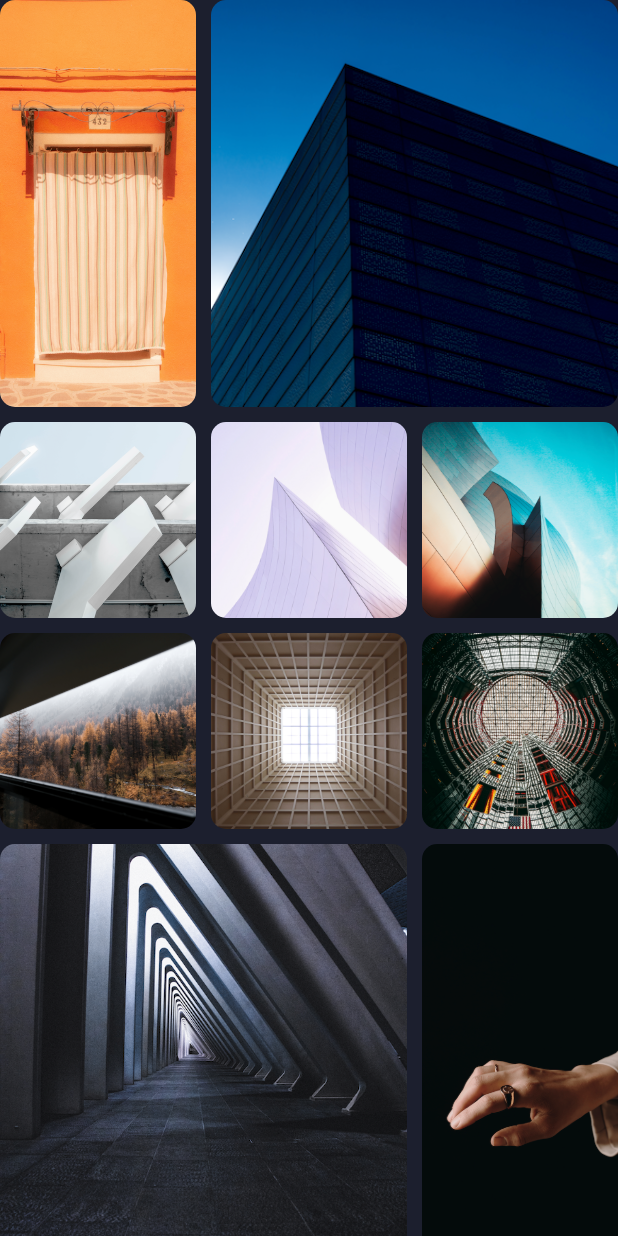
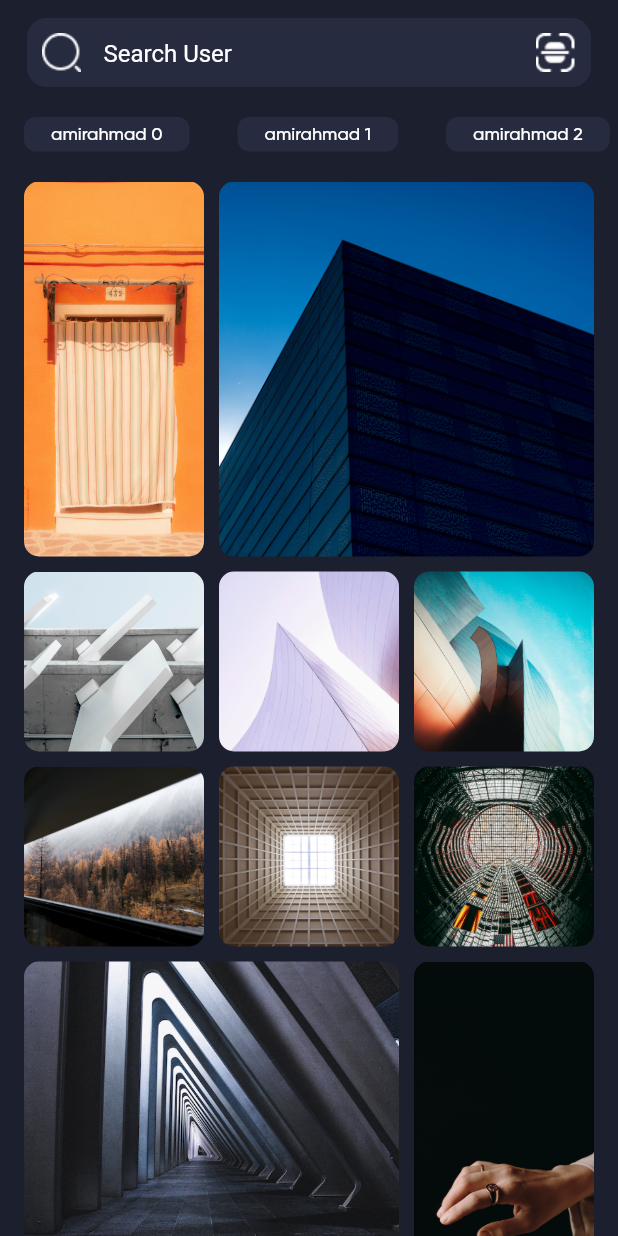
Before and after one commit to amirahmadadibi/instagram_clone, a Flutter app: the screen it shows after launch, on a phone screen of 412 x 824 dp. Run offline on Flutter 3.47's test engine with Material 2 defaults, Android fonts, the phone set to English and light mode, and no system bars; our stand-ins replace dotted_border.

Commit message:
week11 E47 make search screen final

```diff
--- a/lib/screens/search_screen.dart
+++ b/lib/screens/search_screen.dart
@@ -9,20 +9,18 @@ class SearchScreen extends StatelessWidget {
     return Scaffold(
       backgroundColor: Color(0xff1C1F2E),
       body: SafeArea(
-        child: GridView.custom(
-          gridDelegate: SliverQuiltedGridDelegate(
-              crossAxisCount: 3,
-              mainAxisSpacing: 10,
-              crossAxisSpacing: 10,
-              repeatPattern: QuiltedGridRepeatPattern.inverted,
-              pattern: [
-                QuiltedGridTile(2, 1),
-                QuiltedGridTile(2, 2),
-                QuiltedGridTile(1, 1),
-                QuiltedGridTile(1, 1),
-                QuiltedGridTile(1, 1),
-              ]),
-          childrenDelegate: SliverChildBuilderDelegate(((context, index) {
+          child: CustomScrollView(
+        slivers: [
+          SliverToBoxAdapter(
+            child: _getSearchBox(),
+          ),
+          SliverToBoxAdapter(
+            child: _getSotryList(),
+          ),
+          SliverPadding(
+            padding: EdgeInsets.symmetric(horizontal: 16),
+            sliver: SliverGrid(
+              delegate: SliverChildBuilderDelegate(((context, index) {
                 return Container(
                   decoration: BoxDecoration(
                     borderRadius: BorderRadius.all(
@@ -38,15 +36,27 @@ class SearchScreen extends StatelessWidget {
                   ),
                 );
               }), childCount: 10),
+              gridDelegate: SliverQuiltedGridDelegate(
+                  crossAxisCount: 3,
+                  mainAxisSpacing: 10,
+                  crossAxisSpacing: 10,
+                  repeatPattern: QuiltedGridRepeatPattern.inverted,
+                  pattern: [
+                    QuiltedGridTile(2, 1),
+                    QuiltedGridTile(2, 2),
+                    QuiltedGridTile(1, 1),
+                    QuiltedGridTile(1, 1),
+                    QuiltedGridTile(1, 1),
+                  ]),
             ),
-      ),
+          )
+        ],
+      )),
     );
   }
 
-  Widget _getContetn() {
-    return Column(
-      children: [
-        Container(
+  Widget _getSearchBox() {
+    return Container(
       height: 46,
       margin: EdgeInsets.only(left: 18, right: 18, top: 12),
       decoration: BoxDecoration(
@@ -78,9 +88,6 @@ class SearchScreen extends StatelessWidget {
           ],
         ),
       ),
-        ),
-        _getSotryList()
-      ],
     );
   }
 
```
Lines whose indentation alone changed are shown as unchanged.
